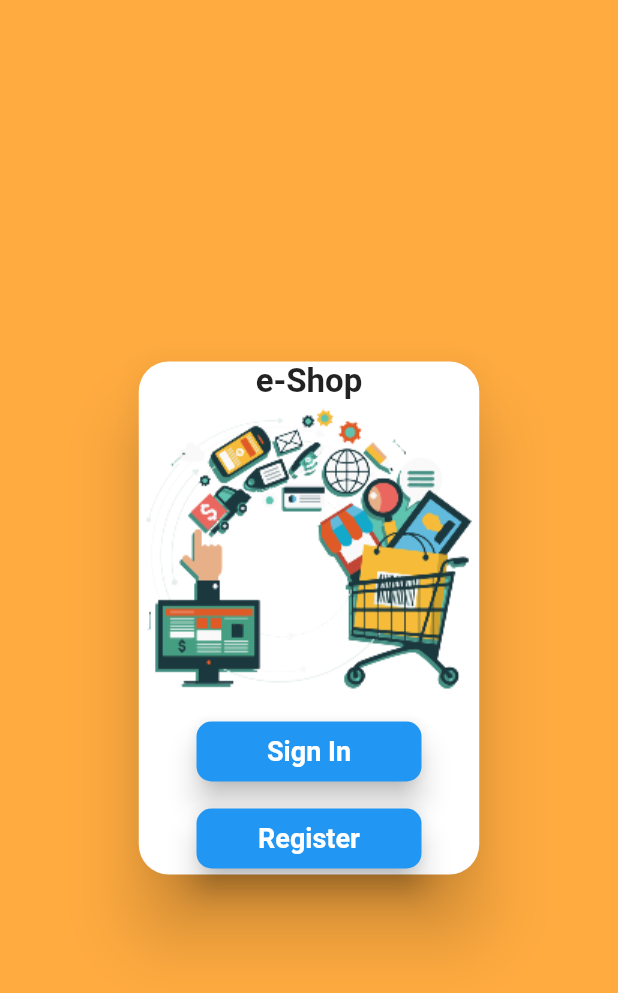
After one commit to florin4l0r1n1/e_comerce_app, a Flutter app: the screen it shows after launch, on a phone screen of 412 x 824 dp. The commit adds this screen. Shown: the top 993 px of the screen. Run offline on Flutter 3.47's test engine with Material 2 defaults, Android fonts, the phone set to English and light mode, and no system bars; our stand-ins replace bloc, equatable, firebase_auth, firebase_core, flutter_bloc; accounts and stored records are empty.

Commit message:
auth screen bloc implementation

```diff
--- a/lib/presentation/BloCs/auth_bloc/auth_bloc.dart
+++ b/lib/presentation/BloCs/auth_bloc/auth_bloc.dart
@@ -26,7 +26,7 @@ class AuthBloc extends Bloc<AuthEvent, AuthState> {
       emit(Loading());
       try {
         await authRepository.registerUser(event.email, event.password);
-        emit(Authenticated());
+        emit(Registerd());
       } catch (e) {
         emit(AuthError(error: e.toString()));
         emit(Unauthenticated());
--- a/lib/presentation/BloCs/auth_bloc/auth_state.dart
+++ b/lib/presentation/BloCs/auth_bloc/auth_state.dart
@@ -23,6 +23,10 @@ class Authenticated extends AuthState {
   @override
   List<Object> get props => [];
 }
+class Registerd extends AuthState {
+   @override
+  List<Object> get props => [];
+}
 
 class AuthError extends AuthState {
   final String error;
--- a/lib/presentation/my_app.dart
+++ b/lib/presentation/my_app.dart
@@ -1,9 +1,10 @@
 import 'package:e_comerce_app/data/repository/repository.dart';
 import 'package:e_comerce_app/presentation/BloCs/auth_bloc/auth_bloc.dart';
-import 'package:e_comerce_app/presentation/screens/auth/dash_board.dart';
+import 'package:e_comerce_app/presentation/screens/auth/auth_screen.dart';
 
 import 'package:e_comerce_app/presentation/screens/auth/log_in_screen.dart';
 import 'package:e_comerce_app/presentation/screens/auth/register_screen.dart';
+import 'package:e_comerce_app/presentation/screens/dash_board.dart';
 import 'package:e_comerce_app/presentation/screens/widgets/auth/sign_in_form_page.dart';
 import 'package:flutter/material.dart';
 import 'package:flutter_bloc/flutter_bloc.dart';
@@ -25,11 +26,12 @@ class MyApp extends StatelessWidget {
             routes: {
               '/signInScreen': (context) => SignInFormPage(),
               '/registerScreen': (context) => RegisterScreen(),
+              '/dashBoard' : (context) => DashBoard()
             },
             theme: ThemeData(
               primarySwatch: Colors.blue,
             ),
-            home: const DashBoardScreen()),
+            home: const AuthScreen()),
       ),
     );
   }
--- /dev/null
+++ b/lib/presentation/screens/auth/auth_screen.dart
@@ -0,0 +1,80 @@
+import 'package:e_comerce_app/presentation/BloCs/auth_bloc/auth_bloc.dart';
+import 'package:e_comerce_app/presentation/screens/widgets/utils/elevated_auth_button.dart';
+import 'package:e_comerce_app/presentation/screens/widgets/utils/image_widget.dart';
+import 'package:e_comerce_app/presentation/screens/widgets/utils/sized_box.dart';
+import 'package:flutter/material.dart';
+import 'package:flutter_bloc/flutter_bloc.dart';
+
+class AuthScreen extends StatelessWidget {
+  const AuthScreen({Key key}) : super(key: key);
+
+  @override
+  Widget build(BuildContext context) {
+    return BlocBuilder<AuthBloc, AuthState>(
+      builder: (context, state) {
+        if (state is Authenticated) {
+          Navigator.pushNamed(context, '/dashBoard');
+        } else if (state is AuthError) {
+          return Text(state.error);
+        } else if (state is Loading) {
+          return const Center(
+            child: CircularProgressIndicator(),
+          );
+        } else if (state is Unauthenticated) {
+          return _buildBody(context);
+        } else {
+          return const Center(
+            child: Text("Something went wrong"),
+          );
+        }
+        return const Center(
+          child: Text("Center"),
+        );
+      },
+    );
+  }
+
+  Widget _buildBody(BuildContext context) {
+    return Container(
+      color: Colors.orangeAccent,
+      alignment: Alignment.center,
+      child: Padding(
+        padding: const EdgeInsets.all(50.0),
+        child: SingleChildScrollView(
+          child: Card(
+            elevation: 20,
+            shape: RoundedRectangleBorder(
+              borderRadius: BorderRadius.circular(20),
+            ),
+            color: Colors.white,
+            child: Column(
+              mainAxisAlignment: MainAxisAlignment.center,
+              children: <Widget>[
+                const Text(
+                  "e-Shop",
+                  style: TextStyle(
+                    fontSize: 22,
+                    fontWeight: FontWeight.bold,
+                  ),
+                ),
+                image(),
+                sizedBox(),
+                AuthButton(
+                  onPressed: () =>
+                      Navigator.pushNamed(context, '/signInScreen'),
+                  text: "Sign In",
+                ),
+                sizedBox(),
+                AuthButton(
+                  onPressed: () =>
+                      Navigator.pushNamed(context, '/registerScreen'),
+                  text: "Register",
+                ),
+              ],
+            ),
+          ),
+        ),
+      ),
+    );
+  }
+}
--- a/lib/presentation/screens/auth/register_screen.dart
+++ b/lib/presentation/screens/auth/register_screen.dart
@@ -1,6 +1,5 @@
 import 'package:e_comerce_app/presentation/screens/widgets/auth/sign_up_form_page.dart';
 import 'package:flutter/material.dart';
-
 class RegisterScreen extends StatelessWidget {
   const RegisterScreen({Key key}) : super(key: key);
 
```
Also changed, not shown: lib/presentation/screens/auth/dash_board.dart (deleted, +0 -52 lines), lib/presentation/screens/dash_board.dart (added, +10 -0 lines), lib/presentation/screens/main_screen.dart (deleted, +0 -13 lines), lib/presentation/screens/widgets/auth/sign_up_form_page.dart (+6 -1 lines), 1 other file.
